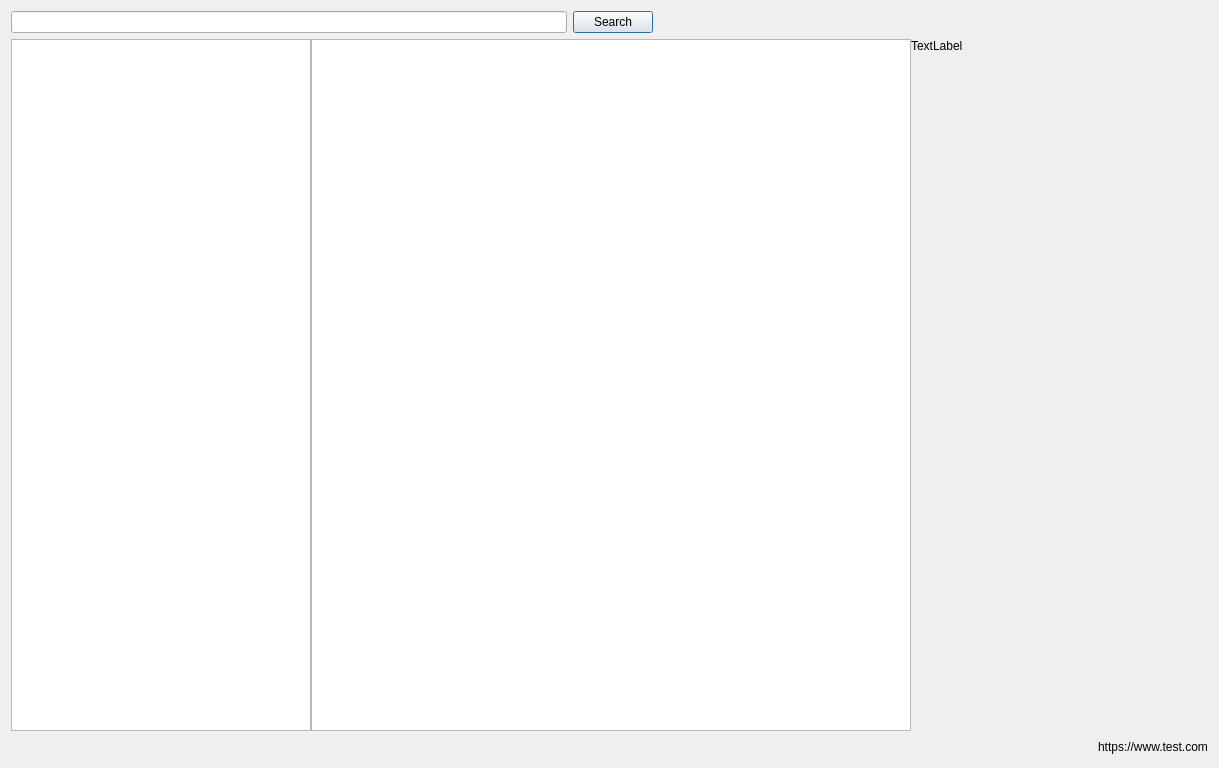
The window that obs-plugin-management/forms/plugincenter.ui (himawalqam/obs-plugin-management) describes before a commit, drawn with Qt 5.
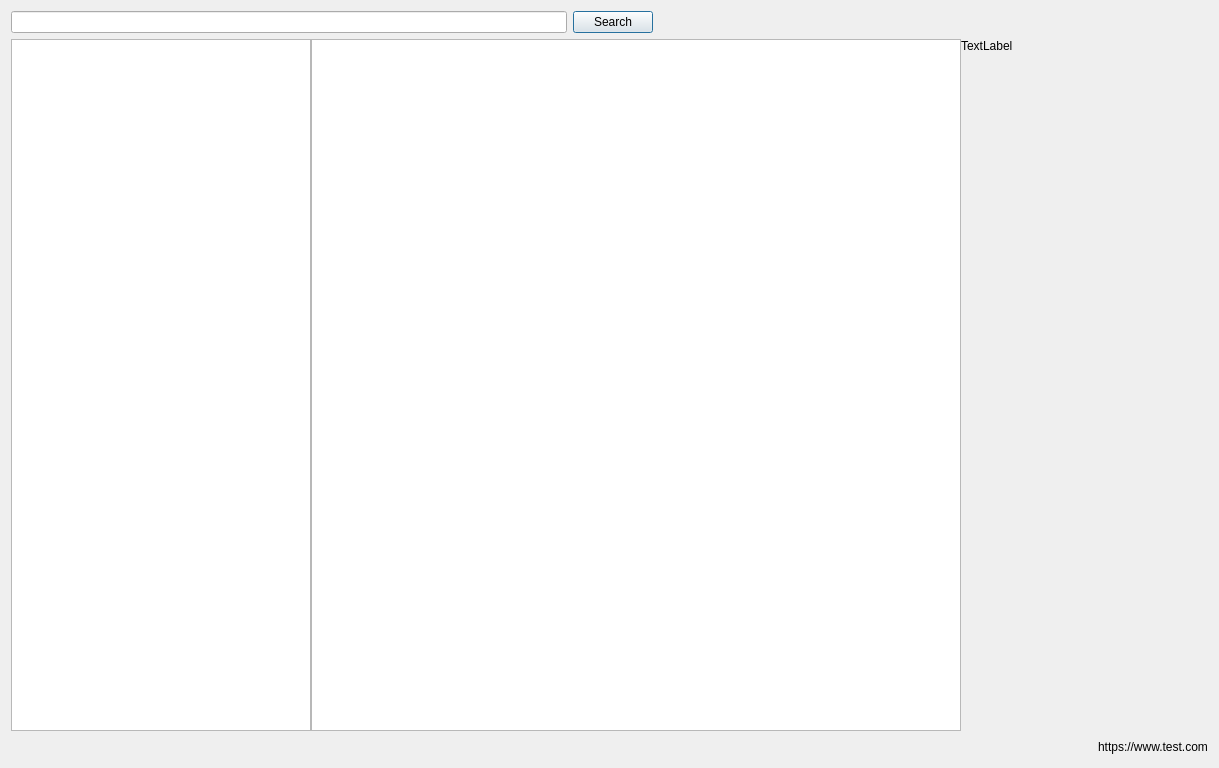
The same window after the commit.

Diff of the .ui file:
```diff
--- a/obs-plugin-management/forms/plugincenter.ui
+++ b/obs-plugin-management/forms/plugincenter.ui
@@ -71,7 +71,7 @@
         <widget class="QListView" name="listView">
          <property name="maximumSize">
           <size>
-           <width>600</width>
+           <width>650</width>
            <height>16777215</height>
           </size>
          </property>
```
